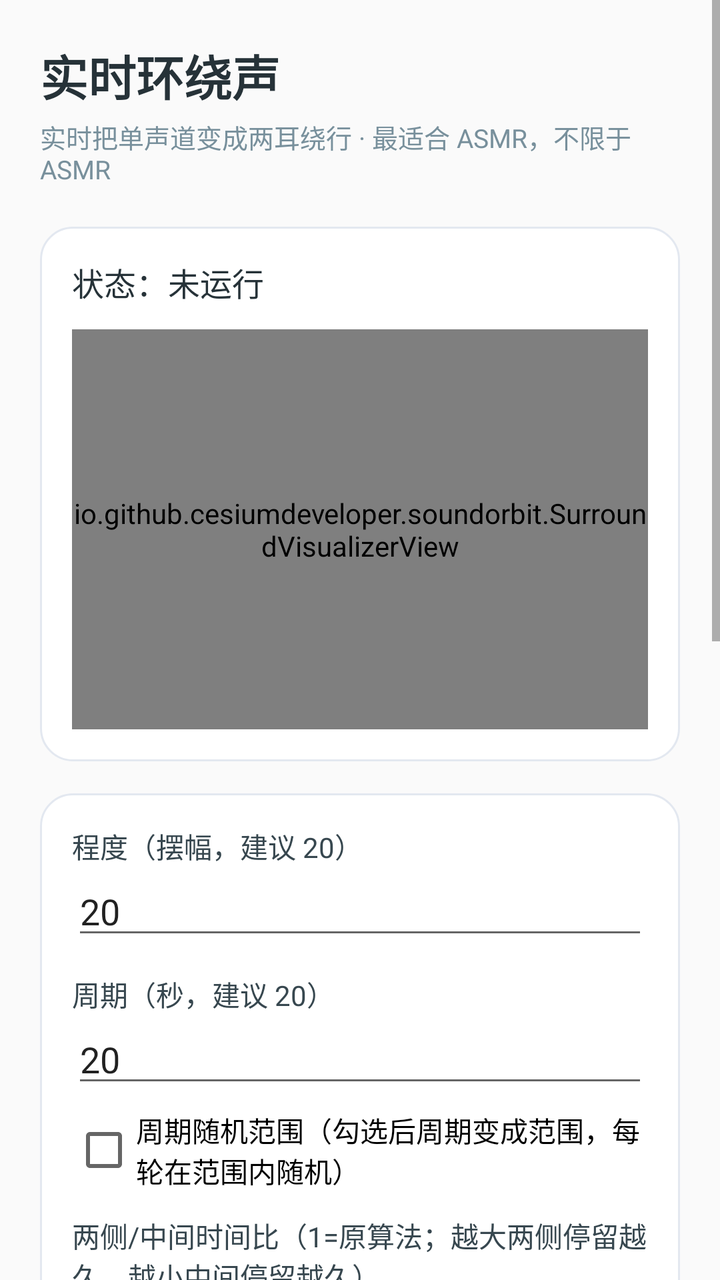
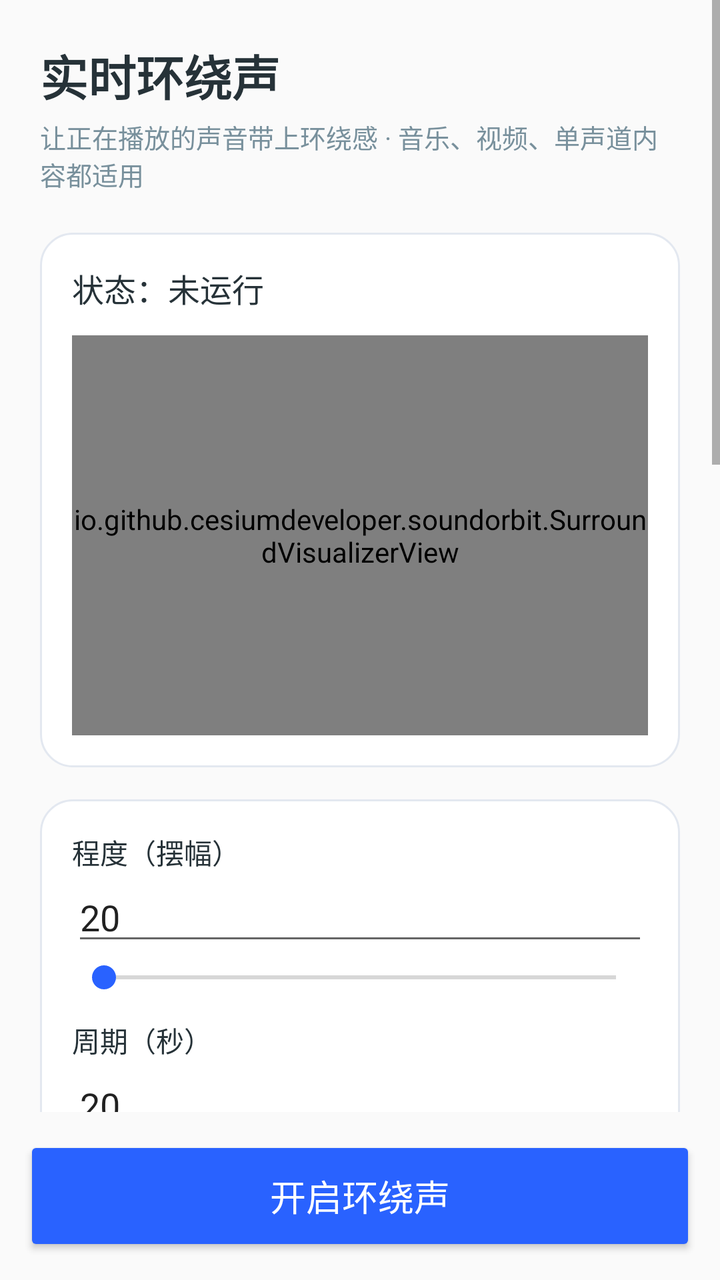

The first picture is an Android layout as it rendered before a commit; the second is the same layout after the commit. The layout source and the unified diff follow.
<!-- AndroidManifest.xml: application theme AppTheme -->
<!-- res/layout/activity_main.xml -->
<?xml version="1.0" encoding="utf-8"?>
<ScrollView xmlns:android="http://schemas.android.com/apk/res/android"
    android:layout_width="match_parent"
    android:layout_height="match_parent"
    android:fillViewport="true">

    <LinearLayout
        android:layout_width="match_parent"
        android:layout_height="wrap_content"
        android:orientation="vertical"
        android:padding="20dp">

        <TextView
            android:layout_width="match_parent"
            android:layout_height="wrap_content"
            android:text="@string/main_title"
            android:textSize="24sp"
            android:textStyle="bold"
            android:textColor="#263238" />

        <TextView
            android:id="@+id/subtitle"
            android:layout_width="match_parent"
            android:layout_height="wrap_content"
            android:layout_marginTop="4dp"
            android:text="@string/main_subtitle"
            android:textSize="13sp"
            android:textColor="#78909C" />

        <LinearLayout
            android:layout_width="match_parent"
            android:layout_height="wrap_content"
            android:layout_marginTop="20dp"
            android:orientation="vertical"
            android:background="@drawable/card_bg"
            android:padding="16dp">

            <TextView
                android:id="@+id/status"
                android:layout_width="match_parent"
                android:layout_height="wrap_content"
                android:text="@string/status_idle"
                android:textSize="16sp"
                android:textColor="#263238" />

            <io.github.cesiumdeveloper.soundorbit.SurroundVisualizerView
                android:id="@+id/visualizer"
                android:layout_width="match_parent"
                android:layout_height="200dp"
                android:layout_marginTop="12dp" />
        </LinearLayout>

        <LinearLayout
            android:layout_width="match_parent"
            android:layout_height="wrap_content"
            android:layout_marginTop="16dp"
            android:orientation="vertical"
            android:background="@drawable/card_bg"
            android:padding="16dp">

            <TextView
                android:layout_width="match_parent"
                android:layout_height="wrap_content"
                android:text="@string/depth_label"
                android:textSize="14sp"
                android:textColor="#37474F" />

            <EditText
                android:id="@+id/depth"
                android:layout_width="match_parent"
                android:layout_height="wrap_content"
                android:inputType="numberDecimal|numberSigned"
                android:text="20"
                android:textSize="18sp" />

            <TextView
                android:layout_width="match_parent"
                android:layout_height="wrap_content"
                android:layout_marginTop="12dp"
                android:text="@string/period_label"
                android:textSize="14sp"
                android:textColor="#37474F" />

            <EditText
                android:id="@+id/period"
                android:layout_width="match_parent"
                android:layout_height="wrap_content"
                android:inputType="numberDecimal|numberSigned"
                android:text="20"
                android:textSize="18sp" />

            <CheckBox
                android:id="@+id/periodRandomCheck"
                android:layout_width="match_parent"
                android:layout_height="wrap_content"
                android:layout_marginTop="6dp"
                android:text="@string/period_random_enable" />

            <LinearLayout
                android:id="@+id/periodRandomRange"
                android:layout_width="match_parent"
                android:layout_height="wrap_content"
                android:orientation="vertical"
                android:visibility="gone">

                <TextView
                    android:layout_width="match_parent"
                    android:layout_height="wrap_content"
                    android:text="@string/period_random_min"
                    android:textSize="12sp"
                    android:textColor="#78909C" />
                <EditText
                    android:id="@+id/periodRandomMin"
                    android:layout_width="match_parent"
                    android:layout_height="wrap_content"
                    android:inputType="numberDecimal"
                    android:text="5" />

                <TextView
                    android:layout_width="match_parent"
                    android:layout_height="wrap_content"
                    android:layout_marginTop="6dp"
                    android:text="@string/period_random_max"
                    android:textSize="12sp"
                    android:textColor="#78909C" />
                <EditText
                    android:id="@+id/periodRandomMax"
                    android:layout_width="match_parent"
                    android:layout_height="wrap_content"
                    android:inputType="numberDecimal"
                    android:text="30" />
            </LinearLayout>

            <TextView
                android:layout_width="match_parent"
                android:layout_height="wrap_content"
                android:layout_marginTop="12dp"
                android:text="@string/ratio_label"
                android:textSize="14sp"
                android:textColor="#37474F" />

            <EditText
                android:id="@+id/ratio"
                android:layout_width="match_parent"
                android:layout_height="wrap_content"
                android:inputType="numberDecimal|numberSigned"
                android:text="1"
                android:textSize="18sp" />
        </LinearLayout>

        <LinearLayout
            android:layout_width="match_parent"
            android:layout_height="wrap_content"
            android:layout_marginTop="16dp"
            android:orientation="vertical"
            android:background="@drawable/card_bg"
            android:padding="16dp">

            <TextView
                android:layout_width="match_parent"
                android:layout_height="wrap_content"
                android:text="@string/engine_label"
                android:textSize="14sp"
                android:textColor="#37474F" />

            <RadioGroup
                android:id="@+id/engineGroup"
                android:layout_width="match_parent"
                android:layout_height="wrap_content"
                android:orientation="vertical">

                <RadioButton
                    android:id="@+id/engineNative"
                    android:layout_width="match_parent"
                    android:layout_height="wrap_content"
                    android:text="@string/engine_native"
                    android:checked="true" />

                <RadioButton
                    android:id="@+id/engineShizuku"
                    android:layout_width="match_parent"
                    android:layout_height="wrap_content"
                    android:text="@string/engine_shizuku" />
            </RadioGroup>

            <TextView
                android:layout_width="match_parent"
                android:layout_height="wrap_content"
                android:layout_marginTop="8dp"
                android:text="@string/channel_label"
                android:textSize="14sp"
                android:textColor="#37474F" />

            <Spinner
                android:id="@+id/channelSpinner"
                android:layout_width="match_parent"
                android:layout_height="wrap_content"
                android:entries="@array/channel_modes" />

            <LinearLayout
                android:id="@+id/hrtfParams"
                android:layout_width="match_parent"
                android:layout_height="wrap_content"
                android:layout_marginTop="8dp"
                android:orientation="vertical"
                android:visibility="gone">

                <TextView
                    android:layout_width="match_parent"
                    android:layout_height="wrap_content"
                    android:text="@string/hrtf_params"
                    android:textSize="13sp"
                    android:textStyle="bold"
                    android:textColor="#37474F" />

                <TextView
                    android:layout_width="match_parent"
                    android:layout_height="wrap_content"
                    android:layout_marginTop="6dp"
                    android:text="@string/hrtf_azimuth"
                    android:textSize="12sp"
                    android:textColor="#78909C" />
                <EditText
                    android:id="@+id/hrtfAzimuth"
                    android:layout_width="match_parent"
                    android:layout_height="wrap_content"
                    android:inputType="numberDecimal|numberSigned"
                    android:text="0" />

                <TextView
                    android:layout_width="match_parent"
                    android:layout_height="wrap_content"
                    android:layout_marginTop="6dp"
                    android:text="@string/hrtf_radius"
                    android:textSize="12sp"
                    android:textColor="#78909C" />
                <EditText
                    android:id="@+id/hrtfRadius"
                    android:layout_width="match_parent"
                    android:layout_height="wrap_content"
                    android:inputType="numberDecimal"
                    android:text="0.5" />

                <TextView
                    android:layout_width="match_parent"
                    android:layout_height="wrap_content"
                    android:layout_marginTop="6dp"
                    android:text="@string/hrtf_elevation"
                    android:textSize="12sp"
                    android:textColor="#78909C" />
                <EditText
                    android:id="@+id/hrtfElevation"
                    android:layout_width="match_parent"
                    android:layout_height="wrap_content"
                    android:inputType="numberDecimal|numberSigned"
                    android:text="0" />
            </LinearLayout>

            <LinearLayout
                android:layout_width="match_parent"
                android:layout_height="wrap_content"
                android:layout_marginTop="8dp"
                android:orientation="horizontal"
                android:gravity="center_vertical">

                <TextView
                    android:id="@+id/shizukuStatus"
                    android:layout_width="0dp"
                    android:layout_height="wrap_content"
                    android:layout_weight="1"
                    android:text="@string/shizuku_not_installed"
                    android:textSize="13sp"
                    android:textColor="#78909C" />

                <Button
                    android:id="@+id/shizukuAuth"
                    android:layout_width="wrap_content"
                    android:layout_height="wrap_content"
                    android:text="@string/shizuku_auth" />
            </LinearLayout>

            <TextView
                android:layout_width="match_parent"
                android:layout_height="wrap_content"
                android:layout_marginTop="6dp"
                android:text="@string/shizuku_note"
                android:textSize="11sp"
                android:textColor="#9E9E9E" />
        </LinearLayout>

        <Button
            android:id="@+id/toggle"
            android:layout_width="match_parent"
            android:layout_height="60dp"
            android:layout_marginTop="20dp"
            android:text="@string/enable"
            android:textSize="18sp"
            android:backgroundTint="#2962FF"
            android:textColor="#FFFFFF" />

        <LinearLayout
            android:layout_width="match_parent"
            android:layout_height="wrap_content"
            android:layout_marginTop="10dp"
            android:orientation="horizontal"
            android:gravity="center_vertical">

            <Button
                android:id="@+id/settings"
                android:layout_width="0dp"
                android:layout_height="wrap_content"
                android:layout_weight="1"
                android:text="@string/settings_title" />

            <ImageButton
                android:id="@+id/githubRepo"
                android:layout_width="48dp"
                android:layout_height="48dp"
                android:layout_marginStart="8dp"
                android:src="@drawable/ic_github"
                android:scaleType="fitCenter"
                android:background="?android:attr/selectableItemBackgroundBorderless"
                android:contentDescription="@string/github_repo" />
        </LinearLayout>

        <TextView
            android:layout_width="match_parent"
            android:layout_height="wrap_content"
            android:layout_marginTop="16dp"
            android:text="@string/main_note"
            android:textSize="12sp"
            android:textColor="#78909C" />
    </LinearLayout>
</ScrollView>
<!-- resources referenced by this layout -->
<resources>
  <string-array name="channel_modes">
          <item>@string/channel_left</item>
          <item>@string/channel_right</item>
          <item>@string/channel_mix</item>
          <item>@string/channel_hrtf</item>
          <item>@string/channel_hrtf_left</item>
          <item>@string/channel_hrtf_right</item>
          <item>@string/channel_hrtf_mix</item>
      </string-array>
  <!-- drawable card_bg (drawable) -->
  <?xml version="1.0" encoding="utf-8"?>
  <shape xmlns:android="http://schemas.android.com/apk/res/android"
      android:shape="rectangle">
      <solid android:color="#FFFFFF" />
      <corners android:radius="16dp" />
      <stroke
          android:width="1dp"
          android:color="#E3E8F0" />
      <padding
          android:bottom="8dp"
          android:left="8dp"
          android:right="8dp"
          android:top="8dp" />
  </shape>
  <string name="channel_label">环绕方式（仅高级引擎）</string>
  <string name="depth_label">程度（摆幅，建议 20）</string>
  <string name="enable">开启环绕声</string>
  <string name="engine_label">引擎</string>
  <string name="engine_native">轻量（session 0，零延迟，左右摆动）</string>
  <string name="engine_shizuku">高级（内录捕获，伪环绕 / 真环绕）</string>
  <string name="github_repo">在 GitHub 上查看源码</string>
  <string name="hrtf_azimuth">起始方位（度，0前/90右/180后/270左）</string>
  <string name="hrtf_elevation">仰角（度，-60~60）</string>
  <string name="hrtf_params">真环绕声参数（旋转周期用上面的"周期"；程度/时间比对真环绕不起作用）</string>
  <string name="hrtf_radius">半径（0贴头~1远，越小双耳差越强）</string>
  <string name="main_note">轻量引擎：实时改系统输出增益，不抓音频、不重播，零延迟、无双份声音；左右摆动，默认 20 / 20 / 1 直接开即可。\n高级引擎：内录捕获后处理再播回（掐原声，约 80–120ms 延迟），可选伪环绕（取单声道+摆动）或真环绕（双耳空间化绕头）。</string>
  <string name="main_subtitle">实时把单声道变成两耳绕行 · 最适合 ASMR，不限于 ASMR</string>
  <string name="main_title">实时环绕声</string>
  <string name="period_label">周期（秒，建议 20）</string>
  <string name="period_random_enable">周期随机范围（勾选后周期变成范围，每轮在范围内随机）</string>
  <string name="period_random_max">周期上限（秒）</string>
  <string name="period_random_min">周期下限（秒）</string>
  <string name="ratio_label">两侧/中间时间比（1=原算法；越大两侧停留越久，越小中间停留越久）</string>
  <string name="settings_title">设置与保活</string>
  <string name="shizuku_auth">授权音频捕获</string>
  <string name="shizuku_not_installed">未安装 / 未运行</string>
  <string name="shizuku_note">高级引擎需授权"录制屏幕/音频"（Android 10+ 内录 API），蓝牙耳机同样可抓；延迟约 80–120ms。伪环绕=复制声道做左右摆动；真环绕=按双耳线索让声源绕头。轻量引擎零延迟但只有左右摆动。</string>
  <string name="status_idle">状态：未运行</string>
  <style name="AppTheme" parent="Theme.AppCompat.DayNight.NoActionBar">
          <item name="colorAccent">#FF2962FF</item>
          <item name="android:colorAccent">#FF2962FF</item>
      </style>
  <string name="channel_left">伪环绕 · 只取左 → 双耳（复制声道 + 左右增益摆动，无前后方位）</string>
  <string name="channel_right">伪环绕 · 只取右 → 双耳（复制声道 + 左右增益摆动，无前后方位）</string>
  <string name="channel_mix">伪环绕 · 双声道合成单声道 → 双耳（先合成再摆动）</string>
  <string name="channel_hrtf">真环绕 · 立体声直接输入（L/R 各自独立绕头）</string>
  <string name="channel_hrtf_left">真环绕 · 取左声道源（单声道绕头）</string>
  <string name="channel_hrtf_right">真环绕 · 取右声道源（单声道绕头）</string>
  <string name="channel_hrtf_mix">真环绕 · 双声道合成单声道绕头（先合成再绕）</string>
  <!-- unchanged entries left out for length: 1 -->
</resources>

<!-- the commit's change to res/layout/activity_main.xml (unified diff, before → after) -->
@@ -1,8 +1,16 @@
 <?xml version="1.0" encoding="utf-8"?>
-<ScrollView xmlns:android="http://schemas.android.com/apk/res/android"
+<LinearLayout xmlns:android="http://schemas.android.com/apk/res/android"
     android:layout_width="match_parent"
     android:layout_height="match_parent"
-    android:fillViewport="true">
+    android:orientation="vertical">
+
+
+
+    <ScrollView
+        android:layout_width="match_parent"
+        android:layout_height="0dp"
+        android:layout_weight="1"
+        android:fillViewport="true">
 
     <LinearLayout
         android:layout_width="match_parent"
@@ -16,7 +24,7 @@
             android:text="@string/main_title"
             android:textSize="24sp"
             android:textStyle="bold"
-            android:textColor="#263238" />
+            android:textColor="@color/text_primary" />
 
         <TextView
             android:id="@+id/subtitle"
@@ -25,7 +33,7 @@
             android:layout_marginTop="4dp"
             android:text="@string/main_subtitle"
             android:textSize="13sp"
-            android:textColor="#78909C" />
+            android:textColor="@color/text_secondary" />
 
         <LinearLayout
             android:layout_width="match_parent"
@@ -41,7 +49,7 @@
                 android:layout_height="wrap_content"
                 android:text="@string/status_idle"
                 android:textSize="16sp"
-                android:textColor="#263238" />
+                android:textColor="@color/text_primary" />
 
             <io.github.cesiumdeveloper.soundorbit.SurroundVisualizerView
                 android:id="@+id/visualizer"
@@ -63,7 +71,7 @@
                 android:layout_height="wrap_content"
                 android:text="@string/depth_label"
                 android:textSize="14sp"
-                android:textColor="#37474F" />
+                android:textColor="@color/text_primary" />
 
             <EditText
                 android:id="@+id/depth"
@@ -72,6 +80,11 @@
                 android:inputType="numberDecimal|numberSigned"
                 android:text="20"
                 android:textSize="18sp" />
+            <SeekBar
+                android:id="@+id/depthSeek"
+                android:layout_width="match_parent"
+                android:layout_height="wrap_content"
+                android:layout_marginTop="2dp" />
 
             <TextView
                 android:layout_width="match_parent"
@@ -79,7 +92,7 @@
                 android:layout_marginTop="12dp"
                 android:text="@string/period_label"
                 android:textSize="14sp"
-                android:textColor="#37474F" />
+                android:textColor="@color/text_primary" />
 
             <EditText
                 android:id="@+id/period"
@@ -88,6 +101,11 @@
                 android:inputType="numberDecimal|numberSigned"
                 android:text="20"
                 android:textSize="18sp" />
+            <SeekBar
+                android:id="@+id/periodSeek"
+                android:layout_width="match_parent"
+                android:layout_height="wrap_content"
+                android:layout_marginTop="2dp" />
 
             <CheckBox
                 android:id="@+id/periodRandomCheck"
@@ -108,13 +126,18 @@
                     android:layout_height="wrap_content"
                     android:text="@string/period_random_min"
                     android:textSize="12sp"
-                    android:textColor="#78909C" />
+                    android:textColor="@color/text_secondary" />
                 <EditText
                     android:id="@+id/periodRandomMin"
                     android:layout_width="match_parent"
                     android:layout_height="wrap_content"
                     android:inputType="numberDecimal"
                     android:text="5" />
+                <SeekBar
+                    android:id="@+id/randMinSeek"
+                    android:layout_width="match_parent"
+                    android:layout_height="wrap_content"
+                    android:layout_marginTop="2dp" />
 
                 <TextView
                     android:layout_width="match_parent"
@@ -122,13 +145,18 @@
                     android:layout_marginTop="6dp"
                     android:text="@string/period_random_max"
                     android:textSize="12sp"
-                    android:textColor="#78909C" />
+                    android:textColor="@color/text_secondary" />
                 <EditText
                     android:id="@+id/periodRandomMax"
                     android:layout_width="match_parent"
                     android:layout_height="wrap_content"
                     android:inputType="numberDecimal"
                     android:text="30" />
+                <SeekBar
+                    android:id="@+id/randMaxSeek"
+                    android:layout_width="match_parent"
+                    android:layout_height="wrap_content"
+                    android:layout_marginTop="2dp" />
             </LinearLayout>
 
             <TextView
@@ -137,7 +165,7 @@
                 android:layout_marginTop="12dp"
                 android:text="@string/ratio_label"
                 android:textSize="14sp"
-                android:textColor="#37474F" />
+                android:textColor="@color/text_primary" />
 
             <EditText
                 android:id="@+id/ratio"
@@ -146,6 +174,11 @@
                 android:inputType="numberDecimal|numberSigned"
                 android:text="1"
                 android:textSize="18sp" />
+            <SeekBar
+                android:id="@+id/ratioSeek"
+                android:layout_width="match_parent"
+                android:layout_height="wrap_content"
+                android:layout_marginTop="2dp" />
         </LinearLayout>
 
         <LinearLayout
@@ -161,7 +194,7 @@
                 android:layout_height="wrap_content"
                 android:text="@string/engine_label"
                 android:textSize="14sp"
-                android:textColor="#37474F" />
+                android:textColor="@color/text_primary" />
 
             <RadioGroup
                 android:id="@+id/engineGroup"
@@ -189,13 +222,35 @@
                 android:layout_marginTop="8dp"
                 android:text="@string/channel_label"
                 android:textSize="14sp"
-                android:textColor="#37474F" />
+                android:textColor="@color/text_primary" />
+
+            <TextView
+                android:layout_width="match_parent"
+                android:layout_height="wrap_content"
+                android:layout_marginTop="4dp"
+                android:text="@string/channel_type_label"
+                android:textSize="13sp"
+                android:textColor="@color/text_secondary" />
+
+            <Spinner
+                android:id="@+id/channelTypeSpinner"
+                android:layout_width="match_parent"
+                android:layout_height="wrap_content"
+                android:entries="@array/channel_types" />
+
+            <TextView
+                android:layout_width="match_parent"
+                android:layout_height="wrap_content"
+                android:layout_marginTop="4dp"
+                android:text="@string/channel_source_label"
+                android:textSize="13sp"
+                android:textColor="@color/text_secondary" />
 
             <Spinner
                 android:id="@+id/channelSpinner"
                 android:layout_width="match_parent"
                 android:layout_height="wrap_content"
-                android:entries="@array/channel_modes" />
+                android:entries="@array/channel_sources" />
 
             <LinearLayout
                 android:id="@+id/hrtfParams"
@@ -211,7 +266,7 @@
                     android:text="@string/hrtf_params"
                     android:textSize="13sp"
                     android:textStyle="bold"
-                    android:textColor="#37474F" />
+                    android:textColor="@color/text_primary" />
 
                 <TextView
                     android:layout_width="match_parent"
@@ -219,13 +274,18 @@
                     android:layout_marginTop="6dp"
                     android:text="@string/hrtf_azimuth"
                     android:textSize="12sp"
-                    android:textColor="#78909C" />
+                    android:textColor="@color/text_secondary" />
                 <EditText
                     android:id="@+id/hrtfAzimuth"
                     android:layout_width="match_parent"
                     android:layout_height="wrap_content"
                     android:inputType="numberDecimal|numberSigned"
                     android:text="0" />
+            <SeekBar
+                android:id="@+id/azimuthSeek"
+                android:layout_width="match_parent"
+                android:layout_height="wrap_content"
+                android:layout_marginTop="2dp" />
 
                 <TextView
                     android:layout_width="match_parent"
@@ -233,13 +293,18 @@
                     android:layout_marginTop="6dp"
                     android:text="@string/hrtf_radius"
                     android:textSize="12sp"
-                    android:textColor="#78909C" />
+                    android:textColor="@color/text_secondary" />
                 <EditText
                     android:id="@+id/hrtfRadius"
                     android:layout_width="match_parent"
                     android:layout_height="wrap_content"
                     android:inputType="numberDecimal"
                     android:text="0.5" />
+            <SeekBar
+                android:id="@+id/radiusSeek"
+                android:layout_width="match_parent"
+                android:layout_height="wrap_content"
+                android:layout_marginTop="2dp" />
 
                 <TextView
                     android:layout_width="match_parent"
@@ -247,13 +312,18 @@
                     android:layout_marginTop="6dp"
                     android:text="@string/hrtf_elevation"
                     android:textSize="12sp"
-                    android:textColor="#78909C" />
+                    android:textColor="@color/text_secondary" />
                 <EditText
                     android:id="@+id/hrtfElevation"
                     android:layout_width="match_parent"
                     android:layout_height="wrap_content"
                     android:inputType="numberDecimal|numberSigned"
                     android:text="0" />
+            <SeekBar
+                android:id="@+id/elevationSeek"
+                android:layout_width="match_parent"
+                android:layout_height="wrap_content"
+                android:layout_marginTop="2dp" />
             </LinearLayout>
 
             <LinearLayout
@@ -270,7 +340,7 @@
                     android:layout_weight="1"
                     android:text="@string/shizuku_not_installed"
                     android:textSize="13sp"
-                    android:textColor="#78909C" />
+                    android:textColor="@color/text_secondary" />
 
                 <Button
                     android:id="@+id/shizukuAuth"
@@ -285,18 +355,10 @@
                 android:layout_marginTop="6dp"
                 android:text="@string/shizuku_note"
                 android:textSize="11sp"
-                android:textColor="#9E9E9E" />
+                android:textColor="@color/text_muted" />
         </LinearLayout>
 
-        <Button
-            android:id="@+id/toggle"
-            android:layout_width="match_parent"
-            android:layout_height="60dp"
-            android:layout_marginTop="20dp"
-            android:text="@string/enable"
-            android:textSize="18sp"
-            android:backgroundTint="#2962FF"
-            android:textColor="#FFFFFF" />
+
 
         <LinearLayout
             android:layout_width="match_parent"
@@ -329,6 +391,18 @@
             android:layout_marginTop="16dp"
             android:text="@string/main_note"
             android:textSize="12sp"
-            android:textColor="#78909C" />
+            android:textColor="@color/text_secondary" />
     </LinearLayout>
-</ScrollView>
+    </ScrollView>
+
+    
+    <Button
+        android:id="@+id/toggle"
+        android:layout_width="match_parent"
+        android:layout_height="60dp"
+        android:layout_margin="12dp"
+        android:text="@string/enable"
+        android:textSize="18sp"
+        android:backgroundTint="#2962FF"
+        android:textColor="@color/button_text" />
+</LinearLayout>
<!-- resource entries referenced after the edit -->
@@ -1,23 +1,28 @@
 <!-- resources referenced by this layout -->
 <resources>
-  <string-array name="channel_modes">
-          <item>@string/channel_left</item>
-          <item>@string/channel_right</item>
-          <item>@string/channel_mix</item>
-          <item>@string/channel_hrtf</item>
-          <item>@string/channel_hrtf_left</item>
-          <item>@string/channel_hrtf_right</item>
-          <item>@string/channel_hrtf_mix</item>
+  <string-array name="channel_sources">
+          <item>@string/channel_src_stereo</item>
+          <item>@string/channel_src_mix</item>
+          <item>@string/channel_src_left</item>
+          <item>@string/channel_src_right</item>
       </string-array>
+  <string-array name="channel_types">
+          <item>@string/channel_type_pan</item>
+          <item>@string/channel_type_hrtf</item>
+      </string-array>
+  <color name="button_text">#FFFFFF</color>
+  <color name="text_muted">#9E9E9E</color>
+  <color name="text_primary">#263238</color>
+  <color name="text_secondary">#78909C</color>
   <!-- drawable card_bg (drawable) -->
   <?xml version="1.0" encoding="utf-8"?>
   <shape xmlns:android="http://schemas.android.com/apk/res/android"
       android:shape="rectangle">
-      <solid android:color="#FFFFFF" />
+      <solid android:color="@color/card_bg" />
       <corners android:radius="16dp" />
       <stroke
           android:width="1dp"
-          android:color="#E3E8F0" />
+          android:color="@color/card_stroke" />
       <padding
           android:bottom="8dp"
           android:left="8dp"
@@ -25,7 +30,9 @@
           android:top="8dp" />
   </shape>
   <string name="channel_label">环绕方式（仅高级引擎）</string>
-  <string name="depth_label">程度（摆幅，建议 20）</string>
+  <string name="channel_source_label">取源方式</string>
+  <string name="channel_type_label">环绕类型</string>
+  <string name="depth_label">程度（摆幅）</string>
   <string name="enable">开启环绕声</string>
   <string name="engine_label">引擎</string>
   <string name="engine_native">轻量（session 0，零延迟，左右摆动）</string>
@@ -36,9 +43,9 @@
   <string name="hrtf_params">真环绕声参数（旋转周期用上面的"周期"；程度/时间比对真环绕不起作用）</string>
   <string name="hrtf_radius">半径（0贴头~1远，越小双耳差越强）</string>
   <string name="main_note">轻量引擎：实时改系统输出增益，不抓音频、不重播，零延迟、无双份声音；左右摆动，默认 20 / 20 / 1 直接开即可。\n高级引擎：内录捕获后处理再播回（掐原声，约 80–120ms 延迟），可选伪环绕（取单声道+摆动）或真环绕（双耳空间化绕头）。</string>
-  <string name="main_subtitle">实时把单声道变成两耳绕行 · 最适合 ASMR，不限于 ASMR</string>
+  <string name="main_subtitle">让正在播放的声音带上环绕感 · 音乐、视频、单声道内容都适用</string>
   <string name="main_title">实时环绕声</string>
-  <string name="period_label">周期（秒，建议 20）</string>
+  <string name="period_label">周期（秒）</string>
   <string name="period_random_enable">周期随机范围（勾选后周期变成范围，每轮在范围内随机）</string>
   <string name="period_random_max">周期上限（秒）</string>
   <string name="period_random_min">周期下限（秒）</string>
@@ -52,13 +59,14 @@
           <item name="colorAccent">#FF2962FF</item>
           <item name="android:colorAccent">#FF2962FF</item>
       </style>
-  <string name="channel_left">伪环绕 · 只取左 → 双耳（复制声道 + 左右增益摆动，无前后方位）</string>
-  <string name="channel_right">伪环绕 · 只取右 → 双耳（复制声道 + 左右增益摆动，无前后方位）</string>
-  <string name="channel_mix">伪环绕 · 双声道合成单声道 → 双耳（先合成再摆动）</string>
-  <string name="channel_hrtf">真环绕 · 立体声直接输入（L/R 各自独立绕头）</string>
-  <string name="channel_hrtf_left">真环绕 · 取左声道源（单声道绕头）</string>
-  <string name="channel_hrtf_right">真环绕 · 取右声道源（单声道绕头）</string>
-  <string name="channel_hrtf_mix">真环绕 · 双声道合成单声道绕头（先合成再绕）</string>
+  <string name="channel_src_stereo">立体声直入（左右声道各自独立处理）</string>
+  <string name="channel_src_mix">合成单声道（左右混合为一路）</string>
+  <string name="channel_src_left">只取左声道（左右不搭的音源可用）</string>
+  <string name="channel_src_right">只取右声道（左右不搭的音源可用）</string>
+  <string name="channel_type_pan">伪环绕（左右增益摆动，无前后方位）</string>
+  <string name="channel_type_hrtf">真环绕（双耳空间渲染，有前后上下方位）</string>
+  <color name="card_bg">#FFFFFF</color>
+  <color name="card_stroke">#E3E8F0</color>
   <!-- unchanged entries left out for length: 1 -->
 </resources>
 
